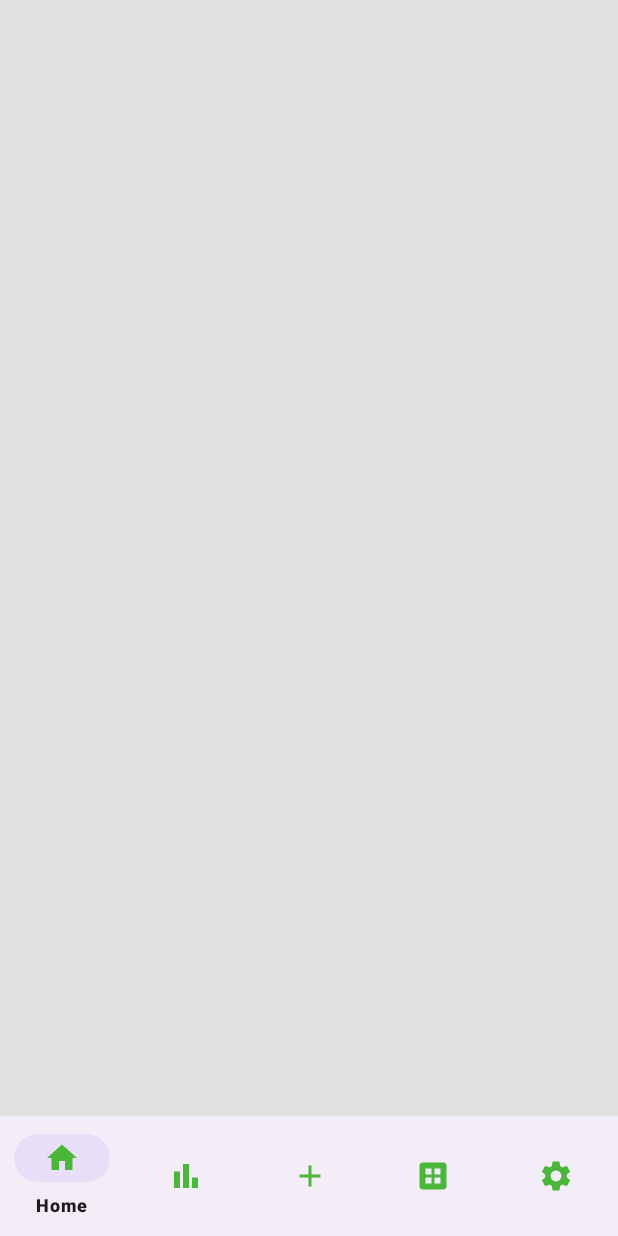
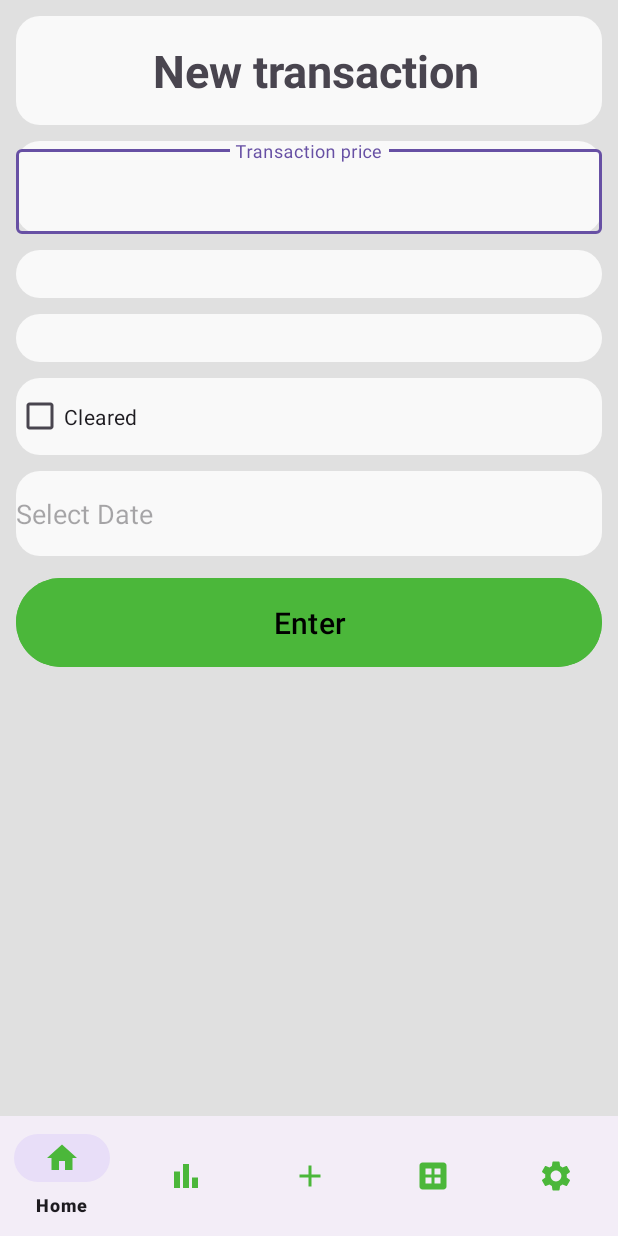
Before and after one commit to Capital-audit/Capital-audit, an Android app: the layout activity_add_payment.xml on its own in the app's theme, with its tools: preview values and no code run, on a phone screen of 412 x 824 dp. Run offline under Robolectric (Android 15) with nearby library versions, the phone set to English and light mode, and no system bars.

Commit message:
Added add payment activity with inputs for data.

```diff
--- a/app/src/main/res/layout/activity_add_payment.xml
+++ b/app/src/main/res/layout/activity_add_payment.xml
@@ -6,7 +6,128 @@
     android:layout_height="match_parent"
     tools:context=".AddPaymentActivity">
 
+    <TextView
+        android:id="@+id/displayTextView"
+        android:layout_height="wrap_content"
+        android:layout_width="match_parent"
+        android:text="New transaction "
+        android:gravity="center"
+        android:paddingTop="16dp"
+        android:paddingLeft="16dp"
+        android:paddingBottom="16dp"
+        android:textStyle="bold"
+        android:textSize="30sp"
+        android:layout_marginLeft="16px"
+        android:layout_marginRight="16px"
+        android:layout_marginTop="16px"
+        app:layout_constraintEnd_toEndOf="parent"
+        app:layout_constraintHorizontal_bias="1.0"
+        app:layout_constraintStart_toStartOf="parent"
+        app:layout_constraintTop_toTopOf="parent"
+        android:background="@drawable/rounded_background"
+        />
 
+    <com.google.android.material.textfield.TextInputLayout
+        android:id="@+id/transactionPrice"
+        android:layout_width="match_parent"
+        android:layout_height="wrap_content"
+        android:hint="Transaction price"
+        android:background="@drawable/rounded_background"
+        android:layout_marginLeft="16px"
+        android:layout_marginRight="16px"
+        android:layout_marginTop="16px"
+        android:layout_marginBottom="16px"
+        app:layout_constraintTop_toBottomOf="@+id/displayTextView">
+
+        <com.google.android.material.textfield.TextInputEditText
+            android:id="@+id/editTransactionPricee"
+            android:layout_width="match_parent"
+            android:gravity="center"
+            android:layout_height="wrap_content"
+            android:inputType="numberDecimal" />
+    </com.google.android.material.textfield.TextInputLayout>
+
+
+    <Spinner
+        android:id="@+id/category"
+        android:background="@drawable/rounded_background"
+        android:layout_width="match_parent"
+        android:layout_height="wrap_content"
+        app:layout_constraintTop_toBottomOf="@+id/transactionPrice"
+        android:paddingTop="16dp"
+        android:paddingBottom="16dp"
+        android:textStyle="bold"
+        android:textSize="30sp"
+        android:gravity="center"
+        android:textAlignment="center"
+        android:layout_marginTop="16px"
+        android:layout_marginBottom="16px"
+        android:layout_marginLeft="16px"
+        android:layout_marginRight="16px"
+
+        />
+
+    <Spinner
+        android:id="@+id/debit_credit"
+        android:layout_width="match_parent"
+        android:layout_height="wrap_content"
+        android:background="@drawable/rounded_background"
+        android:paddingTop="16dp"
+        android:paddingBottom="16dp"
+        android:textStyle="bold"
+        android:textSize="30sp"
+        android:gravity="center"
+        android:textAlignment="center"
+        android:layout_marginLeft="16px"
+        android:layout_marginRight="16px"
+        android:layout_marginTop="16px"
+        android:layout_marginBottom="16px"
+        app:layout_constraintTop_toBottomOf="@+id/category" />
+
+    <CheckBox
+        android:id="@+id/checkBox"
+        android:layout_width="match_parent"
+        android:layout_height="wrap_content"
+        android:text="Cleared"
+        android:paddingTop="16dp"
+        android:paddingBottom="16dp"
+        android:background="@drawable/rounded_background"
+        android:layout_marginLeft="16px"
+        android:layout_marginRight="16px"
+        android:layout_marginTop="16px"
+        android:layout_marginBottom="16px"
+        app:layout_constraintTop_toBottomOf="@+id/debit_credit" />
+
+    <EditText
+        android:id="@+id/editTextDate"
+        android:layout_width="match_parent"
+        android:layout_height="wrap_content"
+        android:focusable="false"
+        android:paddingTop="16dp"
+        android:paddingBottom="16dp"
+        android:background="@drawable/rounded_background"
+        android:layout_marginLeft="16px"
+        android:layout_marginRight="16px"
+        android:layout_marginTop="16px"
+        android:layout_marginBottom="16px"
+        android:hint="Select Date"
+        app:layout_constraintTop_toBottomOf="@+id/checkBox" />
+
+    <Button
+        android:id="@+id/AddPayment"
+        android:layout_width="match_parent"
+        android:layout_height="wrap_content"
+        android:text="Enter"
+        android:paddingTop="16dp"
+        android:paddingBottom="16dp"
+        android:backgroundTint="@color/primary_color"
+        android:layout_marginLeft="16px"
+        android:textColor="@color/black"
+        android:textSize="20sp"
+        android:layout_marginRight="16px"
+        android:layout_marginTop="16px"
+        android:layout_marginBottom="16px"
+        app:layout_constraintTop_toBottomOf="@+id/editTextDate" />
 
     <com.google.android.material.bottomnavigation.BottomNavigationView
         android:id="@+id/bottomNavigationView"
@@ -17,6 +138,7 @@
         app:layout_constraintStart_toStartOf="parent"
         app:menu="@menu/bottom_nav_menu"
         app:itemIconTint="@color/primary_color"
+
         />
 
     <FrameLayout
--- a/app/src/main/res/layout/activity_home.xml
+++ b/app/src/main/res/layout/activity_home.xml
@@ -12,7 +12,7 @@
         android:id="@+id/displayTextView"
         android:layout_height="wrap_content"
         android:layout_width="match_parent"
-        android:text="Welcome  "
+        android:text="Welcome "
         android:gravity=""
         android:paddingTop="16dp"
         android:paddingLeft="16dp"
```
